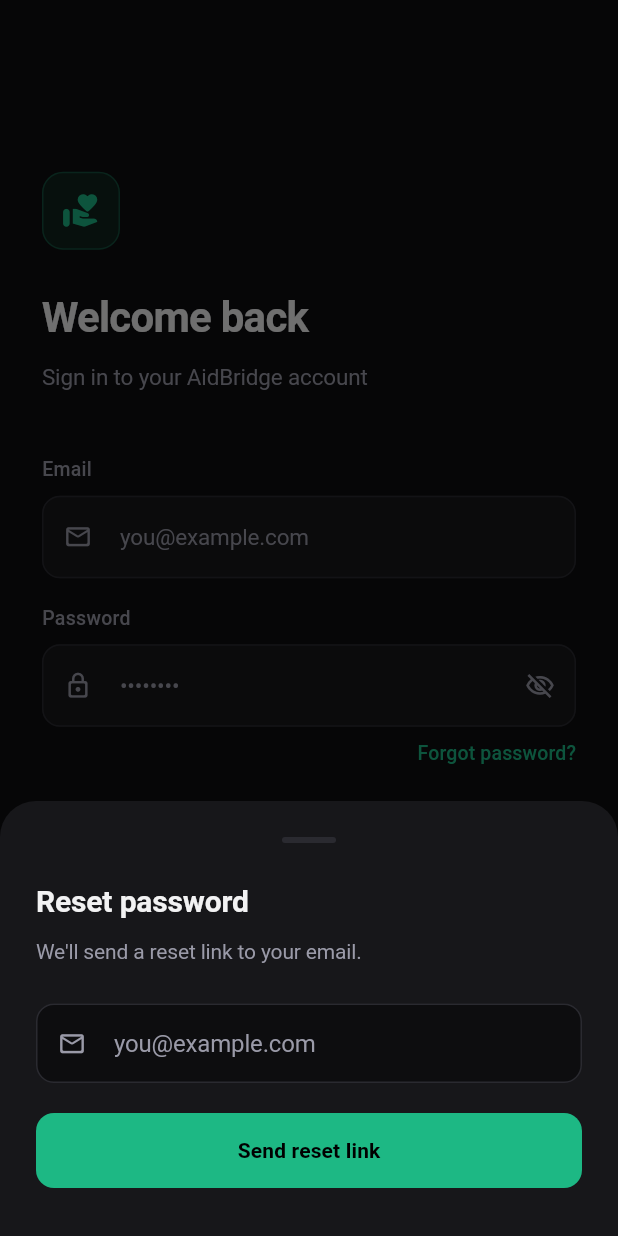
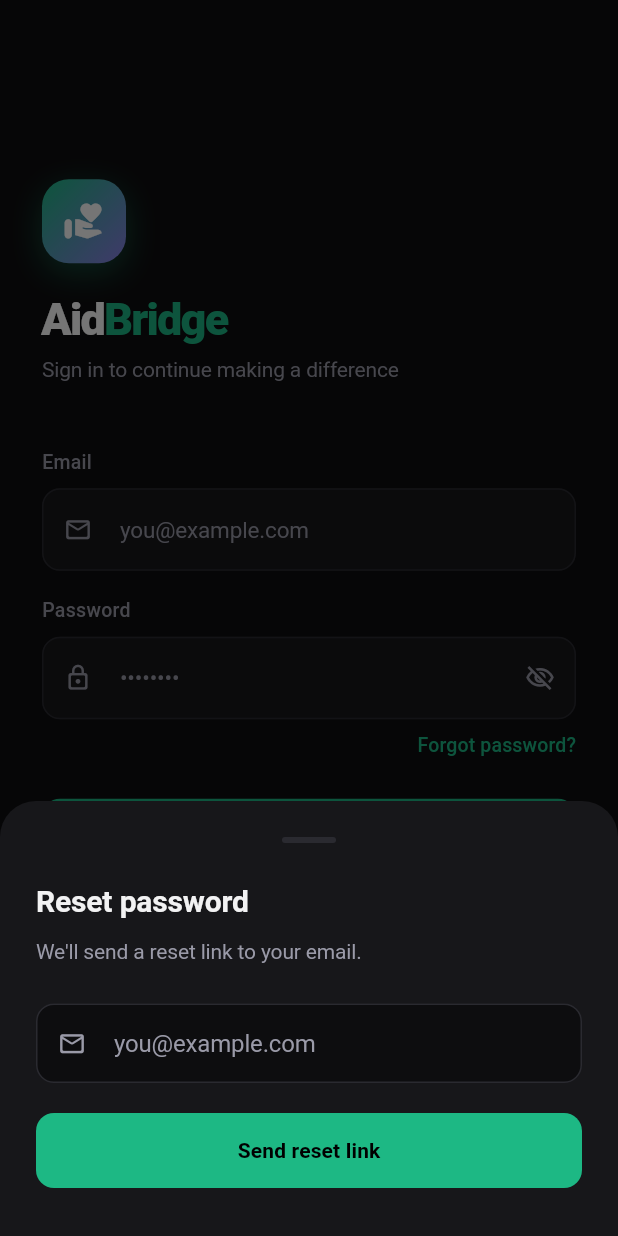
Before and after one commit to purvimadhukar/ngo_app, a Flutter app: the screen it shows after launch, after a tap on "Forgot password?", on a phone screen of 412 x 824 dp. Run offline on Flutter 3.47's test engine with Material 3 defaults, Android fonts, the phone set to English and light mode, and no system bars; our stand-ins replace cloud_firestore, firebase_auth, firebase_core, firebase_storage, gap, image_picker and 1 more; accounts and stored records are empty; Roboto replaces fonts that are missing (SF Pro Display).

Commit message:
feat: animated splash screen + Bold & Vibrant theme upgrade
Splash screen (lib/features/splash/splash_screen.dart):
- Custom _GlowPainter: dual radial glow (emerald top-left + purple
  bottom-right) counter-pulsing on a 4s loop
- Subtle dot-grid overlay via _GridPainter for texture depth
- AidBridge wordmark (Aid white + Bridge emerald, 900 weight)
  scales in with Curves.elasticOut at 0.6→1.0
- Tagline fades in at 0.45 offset, pulse dots at 0.75
- _PulseDots: 3 green sequencing dots with glow boxShadow
- 3.4s hold → fade transition to RoleRouter (700ms)
- Full-bleed status bar via SystemUiOverlayStyle

Theme (app_theme.dart):
- AidGradients class: emerald, donor, volunteer, purple, heroCard
- Darker backgrounds: #0A0A0D / #111116 / #18181E
- Card border radius bumped 16→20
- Elevated button padding + min height bumped, weight w700

Login screen:
- Gradient icon tile (emerald→purple) with green glow shadow
- AidBridge wordmark replaces plain 'Welcome back' heading

Co-Authored-By: Claude Sonnet 4.6 <noreply@anthropic.com>

```diff
--- a/lib/core/app_theme.dart
+++ b/lib/core/app_theme.dart
@@ -5,14 +5,62 @@ import 'package:flutter/services.dart';
 //  AidBridge Design Tokens
 // ─────────────────────────────────────────────
 
+// ─────────────────────────────────────────────
+//  Gradient helpers (Bold & Vibrant style)
+// ─────────────────────────────────────────────
+
+class AidGradients {
+  AidGradients._();
+
+  static const emerald = LinearGradient(
+    colors: [Color(0xFF1DB884), Color(0xFF0F9E6E)],
+    begin: Alignment.topLeft,
+    end: Alignment.bottomRight,
+  );
+
+  static const donor = LinearGradient(
+    colors: [Color(0xFF8B7FE8), Color(0xFF6356C8)],
+    begin: Alignment.topLeft,
+    end: Alignment.bottomRight,
+  );
+
+  static const volunteer = LinearGradient(
+    colors: [Color(0xFFE8654A), Color(0xFFD44A30)],
+    begin: Alignment.topLeft,
+    end: Alignment.bottomRight,
+  );
+
+  static const purple = LinearGradient(
+    colors: [Color(0xFF7C3AED), Color(0xFF5B21B6)],
+    begin: Alignment.topLeft,
+    end: Alignment.bottomRight,
+  );
+
+  static const heroCard = LinearGradient(
+    colors: [Color(0xFF1A1A1F), Color(0xFF111115)],
+    begin: Alignment.topLeft,
+    end: Alignment.bottomRight,
+  );
+
+  static LinearGradient roleGradient(String role) {
+    switch (role) {
+      case 'ngo':
+      case 'careHome': return emerald;
+      case 'donor':    return donor;
+      case 'volunteer':return volunteer;
+      default:         return emerald;
+    }
+  }
+}
+
 class AidColors {
   AidColors._();
 
   // Backgrounds
-  static const background  = Color(0xFF0D0D0F);
-  static const surface     = Color(0xFF141416);
-  static const elevated    = Color(0xFF1C1C1F);
-  static const overlay     = Color(0xFF242428);
+  static const background  = Color(0xFF0A0A0D);
+  static const surface     = Color(0xFF111116);
+  static const elevated    = Color(0xFF18181E);
+  static const overlay     = Color(0xFF222228);
 
   // Role accents
   static const ngoAccent       = Color(0xFF1DB884);
@@ -185,7 +233,7 @@ class AidTheme {
         surfaceTintColor: Colors.transparent,
         elevation:        0,
         shape: RoundedRectangleBorder(
-          borderRadius: BorderRadius.circular(16),
+          borderRadius: BorderRadius.circular(20),
           side: const BorderSide(color: AidColors.borderSubtle, width: 1),
         ),
         margin: const EdgeInsets.symmetric(vertical: 6),
@@ -199,10 +247,12 @@ class AidTheme {
           disabledForegroundColor:AidColors.textTertiary,
           elevation:              0,
           shadowColor:            Colors.transparent,
-          textStyle:              AidTextStyles.labelLg.copyWith(color: AidColors.background),
-          padding:                const EdgeInsets.symmetric(horizontal: 24, vertical: 14),
-          shape: RoundedRectangleBorder(borderRadius: BorderRadius.circular(999)),
-          minimumSize:            const Size(0, 48),
+          textStyle:              AidTextStyles.labelLg.copyWith(
+            color: AidColors.background, fontWeight: FontWeight.w700,
+          ),
+          padding:                const EdgeInsets.symmetric(horizontal: 28, vertical: 16),
+          shape: RoundedRectangleBorder(borderRadius: BorderRadius.circular(16)),
+          minimumSize:            const Size(0, 52),
         ),
       ),
 
--- a/lib/features/auth/login_screen.dart
+++ b/lib/features/auth/login_screen.dart
@@ -204,37 +204,64 @@ class _LoginScreenState extends State<LoginScreen>
     return Column(
       crossAxisAlignment: CrossAxisAlignment.start,
       children: [
-        // Icon badge
+        // Gradient icon badge — matches splash
         Container(
-          width: 52,
-          height: 52,
+          width: 56,
+          height: 56,
           decoration: BoxDecoration(
-            color: _green.withValues(alpha:0.12),
-            borderRadius: BorderRadius.circular(14),
-            border: Border.all(color: _green.withValues(alpha:0.3)),
+            gradient: const LinearGradient(
+              colors: [Color(0xFF1DB884), Color(0xFF8B7FE8)],
+              begin: Alignment.topLeft,
+              end: Alignment.bottomRight,
+            ),
+            borderRadius: BorderRadius.circular(18),
+            boxShadow: [
+              BoxShadow(
+                color: const Color(0xFF1DB884).withValues(alpha: 0.35),
+                blurRadius: 18,
+                offset: const Offset(0, 6),
+              ),
+            ],
           ),
           child: const Icon(
             Icons.volunteer_activism_rounded,
-            color: _green,
-            size: 26,
+            color: Colors.white,
+            size: 28,
           ),
         ),
         const SizedBox(height: 24),
-        const Text(
-          'Welcome back',
-          style: TextStyle(
-            color: _textPrimary,
-            fontSize: 28,
-            fontWeight: FontWeight.w700,
-            letterSpacing: -0.5,
+        RichText(
+          text: const TextSpan(
+            children: [
+              TextSpan(
+                text: 'Aid',
+                style: TextStyle(
+                  color: Colors.white,
+                  fontSize: 30,
+                  fontWeight: FontWeight.w900,
+                  letterSpacing: -1.2,
+                  height: 1,
+                ),
+              ),
+              TextSpan(
+                text: 'Bridge',
+                style: TextStyle(
+                  color: Color(0xFF1DB884),
+                  fontSize: 30,
+                  fontWeight: FontWeight.w900,
+                  letterSpacing: -1.2,
+                  height: 1,
+                ),
+              ),
+            ],
           ),
         ),
         const SizedBox(height: 6),
         const Text(
-          'Sign in to your AidBridge account',
+          'Sign in to continue making a difference',
           style: TextStyle(
             color: _textMuted,
-            fontSize: 15,
+            fontSize: 14,
           ),
         ),
       ],
--- /dev/null
+++ b/lib/features/splash/splash_screen.dart
@@ -0,0 +1,407 @@
+import 'dart:math';
+import 'package:flutter/material.dart';
+import 'package:flutter/services.dart';
+import 'package:gap/gap.dart';
+
+import '../../widgets/role_router.dart';
+
+class SplashScreen extends StatefulWidget {
+  const SplashScreen({super.key});
+
+  @override
+  State<SplashScreen> createState() => _SplashScreenState();
+}
+
+class _SplashScreenState extends State<SplashScreen>
+    with TickerProviderStateMixin {
+  late final AnimationController _bgCtrl;
+  late final AnimationController _contentCtrl;
+
+  late final Animation<double> _logoScale;
+  late final Animation<double> _logoFade;
+  late final Animation<double> _taglineFade;
+  late final Animation<double> _dotsOpacity;
+
+  static const _emerald = Color(0xFF1DB884);
+  static const _purple  = Color(0xFF8B7FE8);
+  static const _amber   = Color(0xFFE8654A);
+
+  @override
+  void initState() {
+    super.initState();
+
+    SystemChrome.setSystemUIOverlayStyle(const SystemUiOverlayStyle(
+      statusBarColor: Colors.transparent,
+      statusBarIconBrightness: Brightness.light,
+      systemNavigationBarColor: Color(0xFF060608),
+    ));
+
+    // Looping background pulse
+    _bgCtrl = AnimationController(
+      vsync: this,
+      duration: const Duration(seconds: 4),
+    )..repeat(reverse: true);
+
+    // One-shot content entrance
+    _contentCtrl = AnimationController(
+      vsync: this,
+      duration: const Duration(milliseconds: 1800),
+    );
+
+    _logoScale = Tween<double>(begin: 0.6, end: 1.0).animate(
+      CurvedAnimation(
+        parent: _contentCtrl,
+        curve: const Interval(0.0, 0.6, curve: Curves.elasticOut),
+      ),
+    );
+    _logoFade = Tween<double>(begin: 0.0, end: 1.0).animate(
+      CurvedAnimation(
+        parent: _contentCtrl,
+        curve: const Interval(0.0, 0.3, curve: Curves.easeOut),
+      ),
+    );
+    _taglineFade = Tween<double>(begin: 0.0, end: 1.0).animate(
+      CurvedAnimation(
+        parent: _contentCtrl,
+        curve: const Interval(0.45, 0.7, curve: Curves.easeOut),
+      ),
+    );
+    _dotsOpacity = Tween<double>(begin: 0.0, end: 1.0).animate(
+      CurvedAnimation(
+        parent: _contentCtrl,
+        curve: const Interval(0.75, 1.0, curve: Curves.easeOut),
+      ),
+    );
+
+    _contentCtrl.forward();
+
+    Future.delayed(const Duration(milliseconds: 3400), () {
+      if (!mounted) return;
+      Navigator.of(context).pushReplacement(
+        PageRouteBuilder(
+          pageBuilder: (_, __, ___) => const RoleRouter(),
+          transitionsBuilder: (_, anim, __, child) => FadeTransition(
+            opacity: CurvedAnimation(parent: anim, curve: Curves.easeOut),
+            child: child,
+          ),
+          transitionDuration: const Duration(milliseconds: 700),
+        ),
+      );
+    });
+  }
+
+  @override
+  void dispose() {
+    _bgCtrl.dispose();
+    _contentCtrl.dispose();
+    super.dispose();
+  }
+
+  @override
+  Widget build(BuildContext context) {
+    final size = MediaQuery.of(context).size;
+
+    return Scaffold(
+      backgroundColor: const Color(0xFF060608),
+      body: AnimatedBuilder(
+        animation: Listenable.merge([_bgCtrl, _contentCtrl]),
+        builder: (context, _) {
+          final t = _bgCtrl.value;
+
+          return Stack(
+            fit: StackFit.expand,
+            children: [
+              // ── Animated glow background ────────────────────────────────────
+              CustomPaint(painter: _GlowPainter(t: t, size: size)),
+
+              // ── Fine grid overlay ───────────────────────────────────────────
+              CustomPaint(painter: _GridPainter()),
+
+              // ── Main content ────────────────────────────────────────────────
+              Center(
+                child: Column(
+                  mainAxisSize: MainAxisSize.min,
+                  children: [
+                    // Logo icon + wordmark
+                    FadeTransition(
+                      opacity: _logoFade,
+                      child: ScaleTransition(
+                        scale: _logoScale,
+                        child: Column(
+                          children: [
+                            // Glowing icon tile
+                            AnimatedBuilder(
+                              animation: _bgCtrl,
+                              builder: (_, __) => Container(
+                                width: 84,
+                                height: 84,
+                                decoration: BoxDecoration(
+                                  gradient: const LinearGradient(
+                                    colors: [_emerald, _purple],
+                                    begin: Alignment.topLeft,
+                                    end: Alignment.bottomRight,
+                                  ),
+                                  borderRadius: BorderRadius.circular(26),
+                                  boxShadow: [
+                                    BoxShadow(
+                                      color: _emerald.withValues(alpha: 0.2 + 0.25 * t),
+                                      blurRadius: 24 + 16 * t,
+                                      spreadRadius: 2,
+                                    ),
+                                    BoxShadow(
+                                      color: _purple.withValues(alpha: 0.15 + 0.2 * (1 - t)),
+                                      blurRadius: 32,
+                                      offset: const Offset(8, 12),
+                                    ),
+                                  ],
+                                ),
+                                child: const Center(
+                                  child: Icon(
+                                    Icons.volunteer_activism_rounded,
+                                    color: Colors.white,
+                                    size: 38,
+                                  ),
+                                ),
+                              ),
+                            ),
+
+                            const Gap(22),
+
+                            // AidBridge wordmark
+                            RichText(
+                              text: const TextSpan(
+                                children: [
+                                  TextSpan(
+                                    text: 'Aid',
+                                    style: TextStyle(
+                                      color: Colors.white,
+                                      fontSize: 42,
+                                      fontWeight: FontWeight.w900,
+                                      letterSpacing: -2,
+                                      height: 1,
+                                    ),
+                                  ),
+                                  TextSpan(
+                                    text: 'Bridge',
+                                    style: TextStyle(
+                                      color: _emerald,
+                                      fontSize: 42,
+                                      fontWeight: FontWeight.w900,
+                                      letterSpacing: -2,
+                                      height: 1,
+                                    ),
+                                  ),
+                                ],
+                              ),
+                            ),
+                          ],
+                        ),
+                      ),
+                    ),
+
+                    const Gap(16),
+
+                    // Tagline
+                    FadeTransition(
+                      opacity: _taglineFade,
+                      child: const Text(
+                        'BRIDGE HEARTS · BUILD FUTURES',
+                        style: TextStyle(
+                          color: Color(0xFF5A5A70),
+                          fontSize: 11,
+                          fontWeight: FontWeight.w700,
+                          letterSpacing: 2.5,
+                        ),
+                      ),
+                    ),
+
+                    const Gap(72),
+
+                    // Pulse dots
+                    FadeTransition(
+                      opacity: _dotsOpacity,
+                      child: const _PulseDots(),
+                    ),
+                  ],
+                ),
+              ),
+
+              // ── Bottom version label ─────────────────────────────────────────
+              Positioned(
+                bottom: 40,
+                left: 0,
+                right: 0,
+                child: FadeTransition(
+                  opacity: _dotsOpacity,
+                  child: const Text(
+                    'Making a difference, one bridge at a time',
+                    textAlign: TextAlign.center,
+                    style: TextStyle(
+                      color: Color(0xFF3A3A50),
+                      fontSize: 11,
+                      fontWeight: FontWeight.w500,
+                      letterSpacing: 0.3,
+                    ),
+                  ),
+                ),
+              ),
+            ],
+          );
+        },
+      ),
+    );
+  }
+}
+
+// ─── Animated radial glow background ─────────────────────────────────────────
+
+class _GlowPainter extends CustomPainter {
+  final double t;
+  final Size size;
+  const _GlowPainter({required this.t, required this.size});
+
+  @override
+  void paint(Canvas canvas, Size canvasSize) {
+    // Base dark fill
+    canvas.drawRect(
+      Offset.zero & canvasSize,
+      Paint()..color = const Color(0xFF060608),
+    );
+
+    // Emerald — top-left, pulses brighter
+    _drawGlow(
+      canvas,
+      center: Offset(size.width * 0.12, size.height * 0.22),
+      radius: size.width * 0.75,
+      color: const Color(0xFF1DB884),
+      opacity: 0.18 + 0.18 * t,
+    );
+
+    // Purple — bottom-right, counter-pulse
+    _drawGlow(
+      canvas,
+      center: Offset(size.width * 0.88, size.height * 0.78),
+      radius: size.width * 0.7,
+      color: const Color(0xFF8B7FE8),
+      opacity: 0.16 + 0.16 * (1 - t),
+    );
+
+    // Subtle amber mid-center
+    _drawGlow(
+      canvas,
+      center: Offset(size.width * 0.5, size.height * 0.5),
+      radius: size.width * 0.5,
+      color: const Color(0xFFE8654A),
+      opacity: 0.04 + 0.04 * sin(t * pi),
+    );
+  }
+
+  void _drawGlow(Canvas canvas, {
+    required Offset center,
+    required double radius,
+    required Color color,
+    required double opacity,
+  }) {
+    canvas.drawCircle(
+      center,
+      radius,
+      Paint()
+        ..shader = RadialGradient(
+          colors: [color.withValues(alpha: opacity), Colors.transparent],
+        ).createShader(Rect.fromCircle(center: center, radius: radius))
+        ..blendMode = BlendMode.screen,
+    );
+  }
+
+  @override
+  bool shouldRepaint(_GlowPainter old) => old.t != t;
+}
+
+// ─── Subtle dot-grid overlay ──────────────────────────────────────────────────
+
+class _GridPainter extends CustomPainter {
+  @override
+  void paint(Canvas canvas, Size size) {
+    final paint = Paint()
+      ..color = const Color(0xFF1E1E28)
+      ..strokeWidth = 1;
+
+    const spacing = 32.0;
+    for (double x = 0; x < size.width; x += spacing) {
+      for (double y = 0; y < size.height; y += spacing) {
+        canvas.drawCircle(Offset(x, y), 1, paint);
+      }
+    }
+  }
+
+  @override
+  bool shouldRepaint(_GridPainter old) => false;
+}
+
+// ─── Animated loading dots ────────────────────────────────────────────────────
+
+class _PulseDots extends StatefulWidget {
+  const _PulseDots();
+
+  @override
+  State<_PulseDots> createState() => _PulseDotsState();
+}
+
+class _PulseDotsState extends State<_PulseDots>
+    with SingleTickerProviderStateMixin {
+  late AnimationController _ctrl;
+
+  @override
+  void initState() {
+    super.initState();
+    _ctrl = AnimationController(
+      vsync: this,
+      duration: const Duration(milliseconds: 1200),
+    )..repeat();
+  }
+
+  @override
+  void dispose() {
+    _ctrl.dispose();
+    super.dispose();
+  }
+
+  @override
+  Widget build(BuildContext context) {
+    return AnimatedBuilder(
+      animation: _ctrl,
+      builder: (_, __) {
+        return Row(
+          mainAxisSize: MainAxisSize.min,
+          children: List.generate(3, (i) {
+            final phase = ((_ctrl.value * 3) - i).clamp(0.0, 1.0);
+            final wave  = sin(phase * pi).clamp(0.0, 1.0).toDouble();
+            return Container(
+              margin: const EdgeInsets.symmetric(horizontal: 4),
+              width: 5,
+              height: 5,
+              decoration: BoxDecoration(
+                color: Color.lerp(
+                  const Color(0xFF2A2A3A),
+                  const Color(0xFF1DB884),
+                  wave,
+                ),
+                shape: BoxShape.circle,
+                boxShadow: wave > 0.5
+                    ? [
+                        BoxShadow(
+                          color: const Color(0xFF1DB884)
+                              .withValues(alpha: wave * 0.6),
+                          blurRadius: 6,
+                          spreadRadius: 1,
+                        ),
+                      ]
+                    : null,
+              ),
+            );
+          }),
+        );
+      },
+    );
+  }
+}
--- a/lib/main.dart
+++ b/lib/main.dart
@@ -1,11 +1,19 @@
 import 'package:flutter/material.dart';
+import 'package:flutter/services.dart';
 import 'package:firebase_core/firebase_core.dart';
 import 'firebase_options.dart';
 import 'core/app_theme.dart';
-import 'widgets/role_router.dart';
+import 'features/splash/splash_screen.dart';
 
 void main() async {
   WidgetsFlutterBinding.ensureInitialized();
+
+  // Full-bleed status bar
+  SystemChrome.setSystemUIOverlayStyle(const SystemUiOverlayStyle(
+    statusBarColor: Colors.transparent,
+    statusBarIconBrightness: Brightness.light,
+  ));
+
   await Firebase.initializeApp(
     options: DefaultFirebaseOptions.currentPlatform,
   );
@@ -21,7 +29,7 @@ class AidBridgeApp extends StatelessWidget {
       title: 'AidBridge',
       debugShowCheckedModeBanner: false,
       theme: AidTheme.build(),
-      home: const RoleRouter(),
+      home: const SplashScreen(),   // ← starts with splash
     );
   }
 }
```
